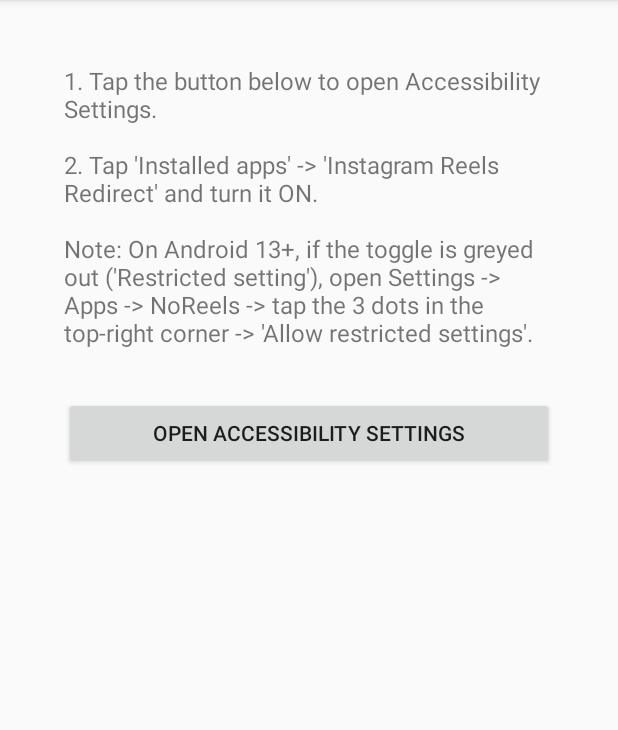
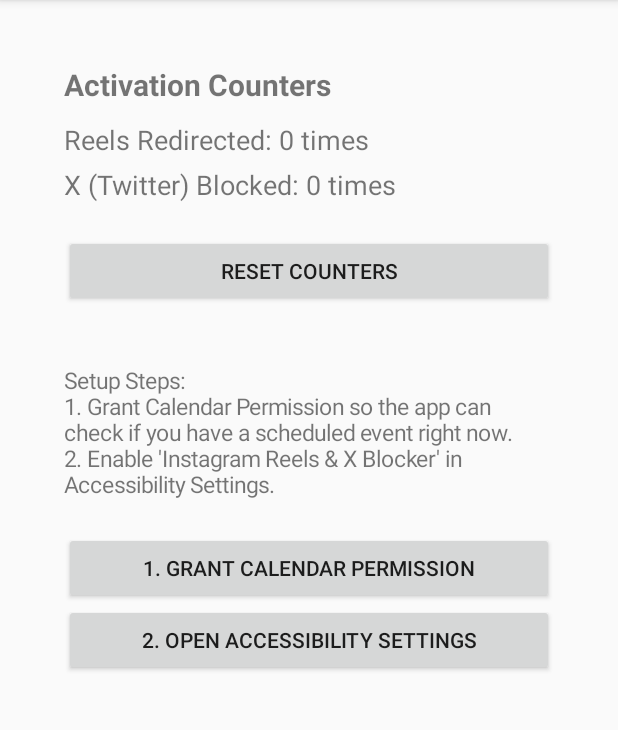
Before and after one commit to trevaah/NoReels, an Android app: the screen it shows after launch (MainActivity), on a phone screen of 412 x 824 dp, the part 84-814 px from its top. Run offline under Robolectric (Android 15) with nearby library versions, the phone set to English and light mode, and no system bars.

Commit message:
Add files via upload

```diff
--- a/app/build.gradle.kts
+++ b/app/build.gradle.kts
@@ -11,8 +11,8 @@ android {
         applicationId = "com.example.noreels"
         minSdk = 26
         targetSdk = 34
-        versionCode = 1
-        versionName = "1.0"
+        versionCode = 2
+        versionName = "2.0"
     }
 
     buildTypes {
--- a/app/src/main/AndroidManifest.xml
+++ b/app/src/main/AndroidManifest.xml
@@ -1,5 +1,7 @@
 <?xml version="1.0" encoding="utf-8"?>
 <manifest xmlns:android="http://schemas.android.com/apk/res/android">
+
+    <uses-permission android:name="android.permission.READ_CALENDAR" />
 
     <application
         android:allowBackup="true"
@@ -19,7 +21,7 @@
         <service
             android:name=".ReelsBlockerService"
             android:exported="true"
-            android:label="Instagram Reels Redirect"
+            android:label="Instagram Reels &amp; X Blocker"
             android:permission="android.permission.BIND_ACCESSIBILITY_SERVICE">
             <intent-filter>
                 <action android:name="android.accessibilityservice.AccessibilityService" />
--- a/app/src/main/java/com/example/noreels/MainActivity.kt
+++ b/app/src/main/java/com/example/noreels/MainActivity.kt
@@ -1,14 +1,25 @@
 package com.example.noreels
 
+import android.Manifest
+import android.content.Context
 import android.content.Intent
+import android.content.pm.PackageManager
+import android.graphics.Typeface
 import android.os.Bundle
 import android.provider.Settings
 import android.widget.Button
 import android.widget.LinearLayout
 import android.widget.TextView
+import android.widget.Toast
 import androidx.appcompat.app.AppCompatActivity
+import androidx.core.app.ActivityCompat
+import androidx.core.content.ContextCompat
 
 class MainActivity : AppCompatActivity() {
+
+    private lateinit var reelsCounterText: TextView
+    private lateinit var xCounterText: TextView
+
     override fun onCreate(savedInstanceState: Bundle?) {
         super.onCreate(savedInstanceState)
 
@@ -17,24 +28,87 @@ class MainActivity : AppCompatActivity() {
             setPadding(64, 64, 64, 64)
         }
 
-        val instructions = TextView(this).apply {
-            text = "1. Tap the button below to open Accessibility Settings.\n\n" +
-                   "2. Tap 'Installed apps' -> 'Instagram Reels Redirect' and turn it ON.\n\n" +
-                   "Note: On Android 13+, if the toggle is greyed out ('Restricted setting'), " +
-                   "open Settings -> Apps -> NoReels -> tap the 3 dots in the top-right corner -> 'Allow restricted settings'."
-            textSize = 16f
-            setPadding(0, 0, 0, 48)
+        val statsHeader = TextView(this).apply {
+            text = "Activation Counters"
+            textSize = 20f
+            setTypeface(null, Typeface.BOLD)
+            setPadding(0, 0, 0, 16)
         }
 
-        val button = Button(this).apply {
-            text = "Open Accessibility Settings"
+        reelsCounterText = TextView(this).apply {
+            textSize = 18f
+            setPadding(0, 0, 0, 8)
+        }
+
+        xCounterText = TextView(this).apply {
+            textSize = 18f
+            setPadding(0, 0, 0, 32)
+        }
+
+        val resetBtn = Button(this).apply {
+            text = "Reset Counters"
+            setOnClickListener {
+                getSharedPreferences("NoReelsPrefs", Context.MODE_PRIVATE)
+                    .edit()
+                    .putInt("reels_count", 0)
+                    .putInt("x_block_count", 0)
+                    .apply()
+                updateCounterDisplay()
+            }
+        }
+
+        val instructions = TextView(this).apply {
+            text = "\nSetup Steps:\n" +
+                   "1. Grant Calendar Permission so the app can check if you have a scheduled event right now.\n" +
+                   "2. Enable 'Instagram Reels & X Blocker' in Accessibility Settings."
+            textSize = 15f
+            setPadding(0, 32, 0, 32)
+        }
+
+        val calendarPermBtn = Button(this).apply {
+            text = "1. Grant Calendar Permission"
+            setOnClickListener {
+                if (ContextCompat.checkSelfPermission(this@MainActivity, Manifest.permission.READ_CALENDAR)
+                    != PackageManager.PERMISSION_GRANTED) {
+                    ActivityCompat.requestPermissions(
+                        this@MainActivity,
+                        arrayOf(Manifest.permission.READ_CALENDAR),
+                        101
+                    )
+                } else {
+                    Toast.makeText(this@MainActivity, "Calendar permission already granted!", Toast.LENGTH_SHORT).show()
+                }
+            }
+        }
+
+        val accessibilityBtn = Button(this).apply {
+            text = "2. Open Accessibility Settings"
             setOnClickListener {
                 startActivity(Intent(Settings.ACTION_ACCESSIBILITY_SETTINGS))
             }
         }
 
+        layout.addView(statsHeader)
+        layout.addView(reelsCounterText)
+        layout.addView(xCounterText)
+        layout.addView(resetBtn)
         layout.addView(instructions)
-        layout.addView(button)
+        layout.addView(calendarPermBtn)
+        layout.addView(accessibilityBtn)
+
         setContentView(layout)
     }
+
+    override fun onResume() {
+        super.onResume()
+        updateCounterDisplay()
+    }
+
+    private fun updateCounterDisplay() {
+        val prefs = getSharedPreferences("NoReelsPrefs", Context.MODE_PRIVATE)
+        val reelsCount = prefs.getInt("reels_count", 0)
+        val xCount = prefs.getInt("x_block_count", 0)
+        reelsCounterText.text = "Reels Redirected: $reelsCount times"
+        xCounterText.text = "X (Twitter) Blocked: $xCount times"
+    }
 }
--- a/app/src/main/res/values/strings.xml
+++ b/app/src/main/res/values/strings.xml
@@ -1,4 +1,4 @@
 <resources>
     <string name="app_name">NoReels</string>
-    <string name="service_description">Automatically taps the Instagram Home tab whenever the Reels tab is selected.</string>
+    <string name="service_description">Redirects Instagram Reels to Home, tracks activations, and blocks X (Twitter) during scheduled Google Calendar events.</string>
 </resources>
--- a/app/src/main/res/xml/accessibility_service_config.xml
+++ b/app/src/main/res/xml/accessibility_service_config.xml
@@ -7,4 +7,4 @@
     android:canRetrieveWindowContent="true"
     android:description="@string/service_description"
     android:notificationTimeout="100"
-    android:packageNames="com.instagram.android" />
+    android:packageNames="com.instagram.android,com.twitter.android" />
```
Also changed, not shown: app/src/main/java/com/example/noreels/ReelsBlockerService.kt (+89 -13 lines).
